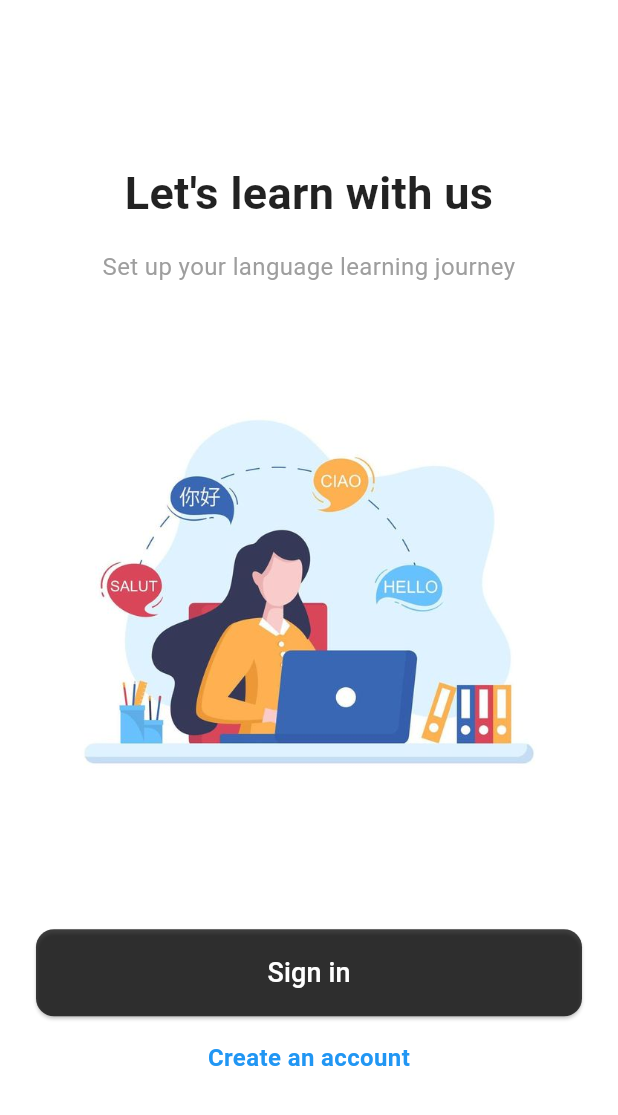
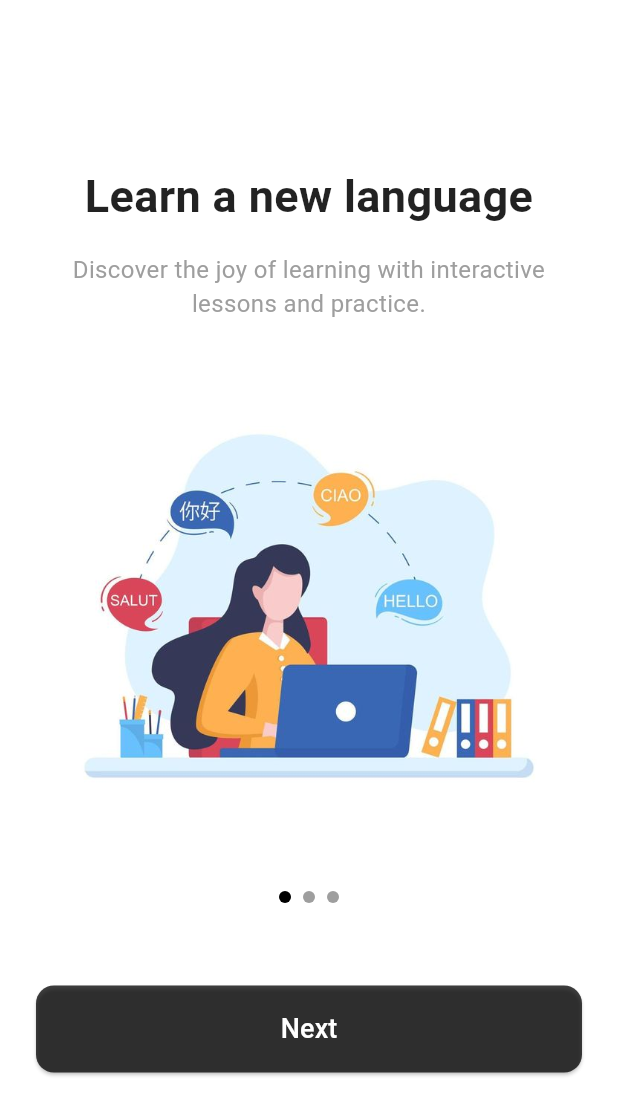
Before and after one commit to ajinakaya/Learnara, a Flutter app: the screen it shows after launch, on a phone screen of 412 x 824 dp. Shown: the top 1115 px of the screen. Run offline on Flutter 3.47's test engine with Material 3 defaults, Android fonts, the phone set to English and light mode, and no system bars.

Commit message:
onBoarding page

```diff
--- a/lib/screen/onboarding.dart
+++ b/lib/screen/onboarding.dart
@@ -1,11 +1,48 @@
 import 'package:flutter/cupertino.dart';
 import 'package:flutter/material.dart';
 
-class Onboarding extends StatelessWidget {
+class Onboarding extends StatefulWidget {
   const Onboarding({super.key});
 
   @override
+  State<Onboarding> createState() => _OnboardingState();
+}
+
+class _OnboardingState extends State<Onboarding> {
+  int _currentPage = 0;
+
+  final List<Map<String , String>>_OnboardingData =[
+    {
+      "title": "Learn a new language",
+      "subtitle": "Discover the joy of learning with interactive lessons and practice.",
+      "image": "assets/images/onboarding1.jpg",
+    },
+    {
+      "title": "Track your progress",
+      "subtitle": "Keep an eye on your achievements and reach your goals faster.",
+      "image": "assets/images/progress1.jpg",
+    },
+    {
+      "title": "Select a language",
+      "subtitle": "Choose your preferred language and begin your journey.",
+      "image": "assets/images/onboarding.jpg",
+    },
+  ];
+
+  void _nextPage(){
+    if (_currentPage < _OnboardingData.length-1){
+      setState(() {
+        _currentPage++;
+      });
+    }else{
+      Navigator.of(context).pushNamed("/login");
+    }
+  }
+
+  @override
   Widget build(BuildContext context) {
+    final data = _OnboardingData[_currentPage];
+
     return Scaffold(
       backgroundColor: Colors.white,
       body: Padding(
@@ -15,7 +52,7 @@ class Onboarding extends StatelessWidget {
           crossAxisAlignment: CrossAxisAlignment.center,
           children: [
             Text(
-              "Let's learn with us",
+              data["title"]!,
               textAlign: TextAlign.center,
               style: TextStyle(
                 fontSize: 30,
@@ -24,10 +61,9 @@ class Onboarding extends StatelessWidget {
               ),
             ),
             const SizedBox(height: 16),
-
             // Subtitle
             Text(
-              "Set up your language learning journey",
+              data["subtitle"]!,
               textAlign: TextAlign.center,
               style: TextStyle(
                 fontSize: 16,
@@ -35,49 +71,42 @@ class Onboarding extends StatelessWidget {
               ),
             ),
             const SizedBox(height: 40),
-
             Image.asset(
-              'assets/images/onboarding1.jpg',
-              height: 330,
+              data["image"]!,
+              height: 300,
               fit: BoxFit.contain,
             ),
-            const SizedBox(height: 60),
-
-            // Sign-in Button
-            SizedBox(
-              width: double.infinity,
-              child: ElevatedButton(
-                style: ElevatedButton.styleFrom(
-                  padding: const EdgeInsets.symmetric(vertical: 16),
-                  backgroundColor: Colors.black.withOpacity(0.75),
-                  shape: RoundedRectangleBorder(
-                    borderRadius: BorderRadius.circular(12),
+            const SizedBox(height: 40),
+            Row(
+              mainAxisAlignment: MainAxisAlignment.center,
+              children:List.generate(
+                _OnboardingData.length,
+                    (index) => Container(
+                  margin: const EdgeInsets.symmetric(horizontal: 4.0),
+                  width: 8,
+                  height: 8,
+                  decoration: BoxDecoration(
+                    shape: BoxShape.circle,
+                    color: _currentPage == index ? Colors.black : Colors.grey,
                   ),
-                ),
-                onPressed: () {
-                  Navigator.of(context).pushNamed("/login");
-                },
-                child: const Text(
-                  "Sign in",
-                  style: TextStyle(fontSize: 18, color: Colors.white),
                 ),
               ),
             ),
-            const SizedBox(height: 16),
-            GestureDetector(
-              onTap: () {
-                Navigator.of(context).pushNamed("/register");
-              },
-              child: Text(
-                "Create an account",
-                textAlign: TextAlign.center,
-                style: TextStyle(
-                  fontSize: 16,
-                  color: Colors.blue,
-                  fontWeight: FontWeight.w600,
+            const SizedBox(height:55),
+            ElevatedButton(
+                onPressed: _nextPage,
+                style: ElevatedButton.styleFrom(
+                  padding: const EdgeInsets.symmetric(vertical: 16,horizontal:32),
+                  backgroundColor: Colors.black.withOpacity(0.75),
+                  shape:RoundedRectangleBorder(
+                    borderRadius: BorderRadius.circular(12),
+                  ),
+                  minimumSize: Size(double.infinity,20),
                 ),
-              ),
-            ),
+                child: Text(
+                  _currentPage < _OnboardingData.length -1 ? "Next": "Get Started",
+                  style: TextStyle(fontSize: 18,color: Colors.white),
+                ))
           ],
         ),
       ),
```
Also changed, not shown: assets/images/onboarding.jpg (added), assets/images/progress1.jpg (added).
